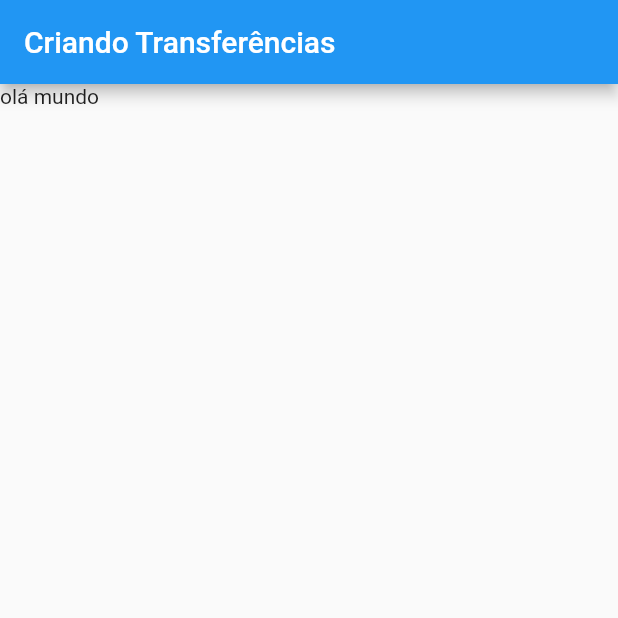
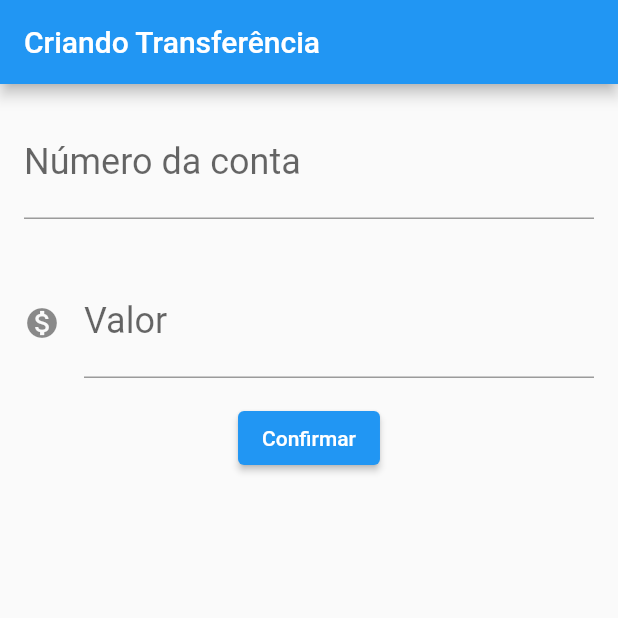
Before and after one commit to GuiPiovezan/bytebank, a Flutter app: the screen it shows after launch, on a phone screen of 412 x 824 dp, the top half of it. Run offline on Flutter 3.47's test engine with Material 2 defaults, Android fonts, the phone set to English and light mode, and no system bars.

Commit message:
Criando formulario para realizar transferencias

```diff
--- a/lib/main.dart
+++ b/lib/main.dart
@@ -1,9 +1,6 @@
-import 'package:flutter/cupertino.dart';
 import 'package:flutter/material.dart';
 
-void main() {
-  runApp(const BytebankApp());
-}
+void main() => runApp(BytebankApp());
 
 class BytebankApp extends StatelessWidget {
   const BytebankApp({Key? key}) : super(key: key);
@@ -19,16 +16,56 @@ class BytebankApp extends StatelessWidget {
 }
 
 class FormularioTransferencia extends StatelessWidget {
-  const FormularioTransferencia({Key? key}) : super(key: key);
+  final TextEditingController _controladorCampoNumeroConta =
+      TextEditingController();
+  final TextEditingController _controladorCampoValor = TextEditingController();
 
   @override
   Widget build(BuildContext context) {
     return Scaffold(
-      appBar: AppBar(
-        title: const Text("Criando Transferências"),
-      ),
-      body: Text("olá mundo"),
-    );
+        appBar: AppBar(
+          title: Text('Criando Transferência'),
+        ),
+        body: Column(
+          children: <Widget>[
+            Padding(
+              padding: EdgeInsets.all(16.0),
+              child: TextField(
+                controller: _controladorCampoNumeroConta,
+                style: TextStyle(fontSize: 24.0),
+                decoration: const InputDecoration(
+                    labelText: 'Número da conta', hintText: '0000'),
+                keyboardType: TextInputType.number,
+              ),
+            ),
+            Padding(
+              padding: EdgeInsets.all(16.0),
+              child: TextField(
+                controller: _controladorCampoValor,
+                style: TextStyle(fontSize: 24.0),
+                decoration: const InputDecoration(
+                    icon: Icon(Icons.monetization_on),
+                    labelText: 'Valor',
+                    hintText: '0.00'),
+                keyboardType: TextInputType.number,
+              ),
+            ),
+            ElevatedButton(
+              child: Text('Confirmar'),
+              onPressed: () {
+                debugPrint('clicou no confirmar');
+                final int? numeroConta =
+                    int.tryParse(_controladorCampoNumeroConta.text);
+                final double? valor =
+                    double.tryParse(_controladorCampoValor.text);
+                if (numeroConta != null && valor != null) {
+                  final transferenciaCriada = Transferencia(valor, numeroConta);
+                  debugPrint('$transferenciaCriada');
+                }
+              },
+            )
+          ],
+        ));
   }
 }
 
@@ -39,42 +76,47 @@ class ListaTransferencias extends StatelessWidget {
   Widget build(BuildContext context) {
     return Scaffold(
       appBar: AppBar(
-        title: const Text("Transferências"),
+        title: Text('Transferências'),
       ),
       body: Column(
-        children: [
-          ItemTransferencias(Transferencias(100, "2649-8")),
-          ItemTransferencias(Transferencias(200, "2649-8")),
-          ItemTransferencias(Transferencias(300, "2649-8")),
-          ItemTransferencias(Transferencias(1500.0, "2649-8")),
+        children: <Widget>[
+          ItemTransferencia(Transferencia(100.0, 1000)),
+          ItemTransferencia(Transferencia(200.0, 2000)),
+          ItemTransferencia(Transferencia(300.0, 3000)),
         ],
       ),
-      floatingActionButton: const FloatingActionButton(
+      floatingActionButton: FloatingActionButton(
+        onPressed: () {},
         child: Icon(Icons.add),
-        onPressed: null,
       ),
     );
   }
 }
 
-class ItemTransferencias extends StatelessWidget {
-  final Transferencias _transferencias;
+class ItemTransferencia extends StatelessWidget {
+  final Transferencia _transferencia;
 
-  ItemTransferencias(this._transferencias);
+  ItemTransferencia(this._transferencia);
 
   @override
   Widget build(BuildContext context) {
     return Card(
         child: ListTile(
-            leading: Icon(Icons.monetization_on),
-            title: Text(_transferencias.valor.toString()),
-            subtitle: Text(_transferencias.numeroConta)));
+      leading: const Icon(Icons.monetization_on),
+      title: Text(_transferencia.valor.toString()),
+      subtitle: Text(_transferencia.numeroConta.toString()),
+    ));
   }
 }
 
-class Transferencias {
+class Transferencia {
   final double valor;
-  final String numeroConta;
+  final int numeroConta;
 
-  Transferencias(this.valor, this.numeroConta);
+  Transferencia(this.valor, this.numeroConta);
+
+  @override
+  String toString() {
+    return 'Transferencia{valor: $valor, numeroConta: $numeroConta}';
+  }
 }
```
